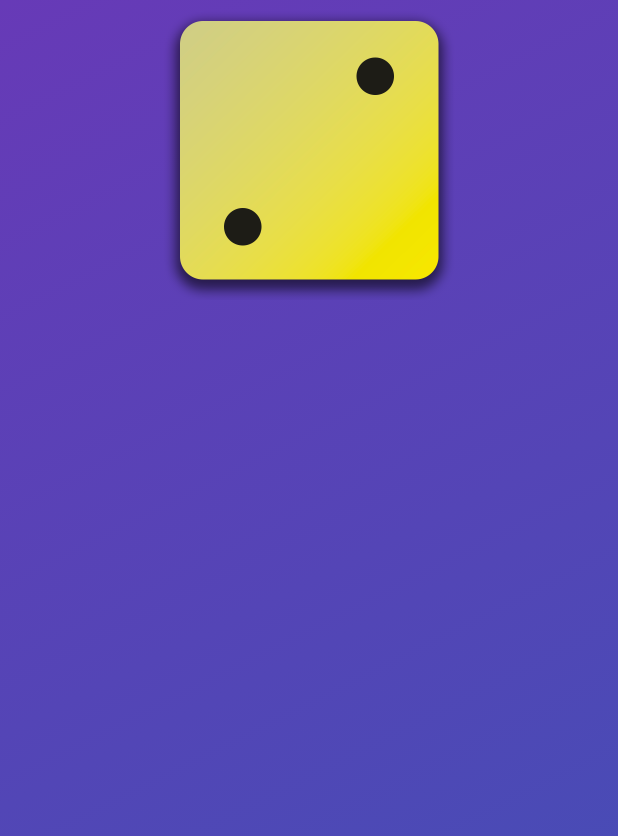
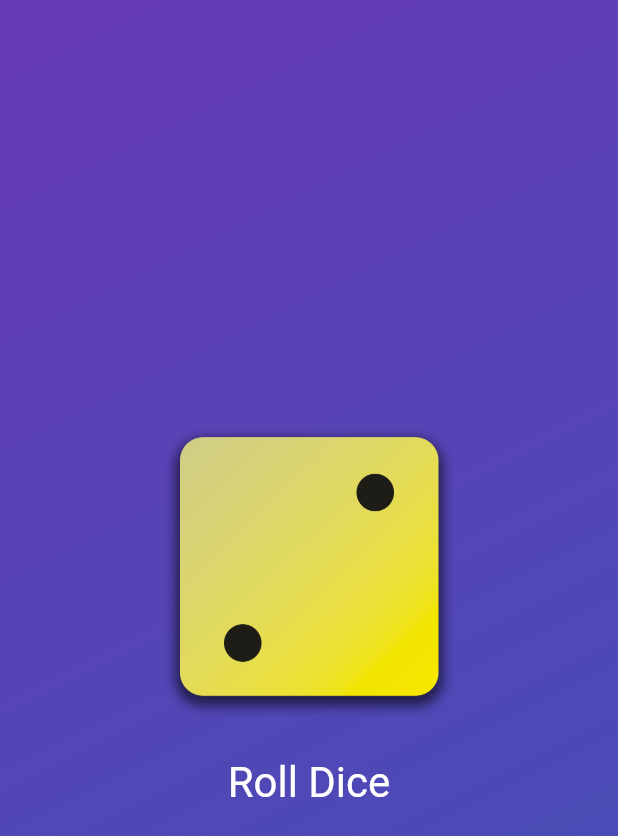
Before and after one commit to 3r1kson/dice-game-flutter, a Flutter app: the screen it shows after launch, on a phone screen of 412 x 824 dp. Shown: the top 836 px of the screen. Run offline on Flutter 3.47's test engine with Material 2 defaults, Android fonts, the phone set to English and light mode, and no system bars.

Commit message:
app complete

```diff
--- /dev/null
+++ b/lib/dice_roller.dart
@@ -0,0 +1,47 @@
+import 'dart:math';
+import 'package:flutter/material.dart';
+
+final randomizer = Random();
+
+class DiceRoller extends StatefulWidget {
+  const DiceRoller({super.key});
+
+  @override
+  State<DiceRoller> createState() {
+    return _DiceRollerState();
+  }
+}
+
+class _DiceRollerState extends State<DiceRoller> {
+  var currentDiceRoll = 2;
+
+  rollDice() {
+    setState(() {
+      currentDiceRoll = randomizer.nextInt(6) + 1;
+    });
+  }
+
+  @override
+  Widget build(context) {
+    return Column(
+      mainAxisSize: MainAxisSize.min,
+      children: [
+        Image.asset(
+          'assets/images/dice-$currentDiceRoll.png',
+          width: 200,
+        ),
+        const SizedBox(
+          height: 20,
+        ),
+        TextButton(
+          onPressed: rollDice,
+          style: TextButton.styleFrom(
+              // padding: const EdgeInsets.only(top: 20),
+              foregroundColor: Colors.white,
+              textStyle: const TextStyle(fontSize: 28)),
+          child: const Text('Roll Dice'),
+        )
+      ],
+    );
+  }
+}
--- a/lib/gradient_container.dart
+++ b/lib/gradient_container.dart
@@ -1,3 +1,5 @@
+import 'package:first_app/dice_roller.dart';
+
 import 'package:flutter/material.dart';
 
 const startAlignment = Alignment.topLeft;
@@ -20,16 +22,7 @@ class GradientContainer extends StatelessWidget {
         gradient: LinearGradient(
             colors: [color1, color2], begin: startAlignment, end: endAligment),
       ),
-      child: Center(
-        child: Column(
-          children: [
-            Image.asset(
-              'assets/images/dice-2.png',
-              width: 200,
-            ),
-          ],
-        ),
-      ),
+      child: const Center(child: DiceRoller()),
     );
   }
 }
```
